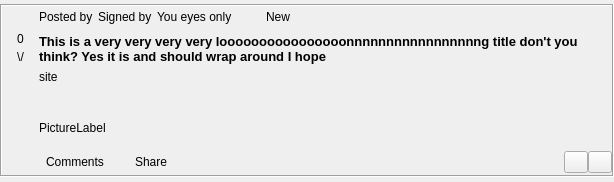
RetroShare/RetroShare, file retroshare-gui/src/gui/Posted/PostedCardView.ui: the form before one commit.
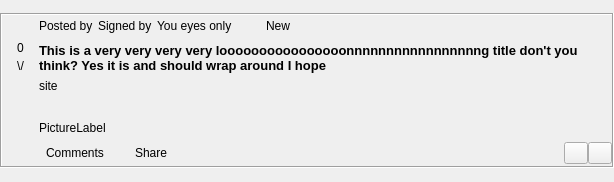
The form after the commit. Icons and pictures are not drawn. Custom widgets are drawn as their Qt base class.

Commit message: fixing margins & hide notes field when its empty

```diff
--- a/retroshare-gui/src/gui/Posted/PostedCardView.ui
+++ b/retroshare-gui/src/gui/Posted/PostedCardView.ui
@@ -465,6 +465,15 @@
          <property name="leftMargin">
           <number>0</number>
          </property>
+         <property name="topMargin">
+          <number>0</number>
+         </property>
+         <property name="rightMargin">
+          <number>0</number>
+         </property>
+         <property name="bottomMargin">
+          <number>0</number>
+         </property>
          <item>
           <widget class="QLabel" name="pictureLabel">
            <property name="text">
```
The commit also changes 1 other file.
